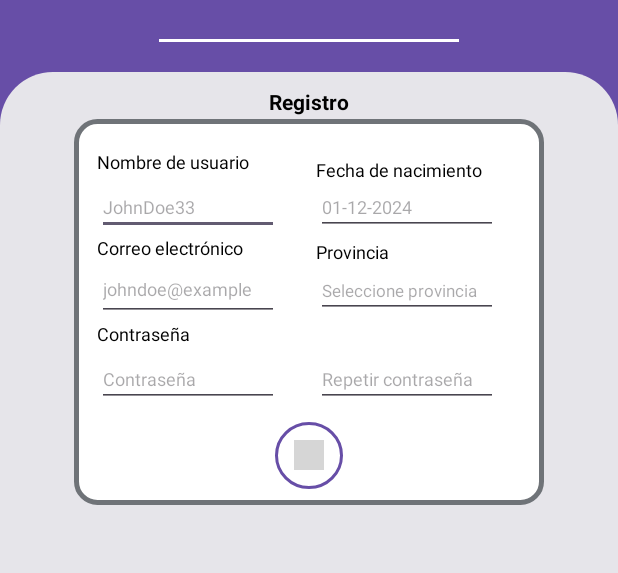
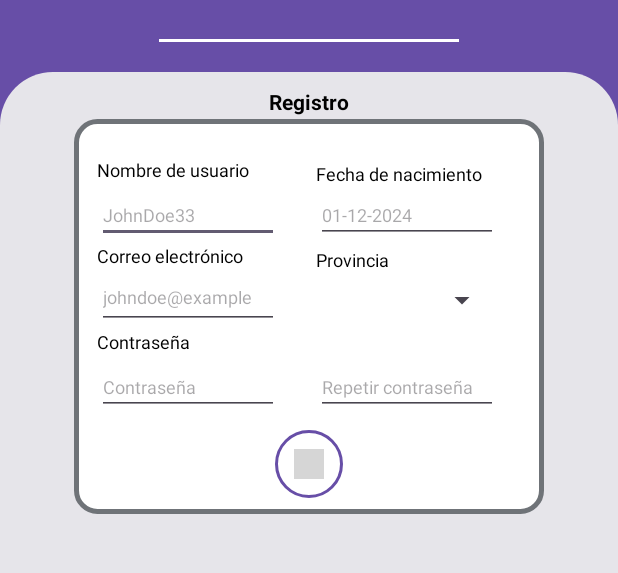
Before and after one commit to SantiFdezz/JustPartyApp, an Android app: the layout activity_register.xml on its own in the app's theme, with its tools: preview values and no code run, on a phone screen of 412 x 824 dp, the part 175-748 px from its top. Run offline under Robolectric (Android 15) with nearby library versions, the phone set to English and light mode, and no system bars; grey boxes are pictures that could not be loaded.

Commit message:
#23 RegisterScreen Terminado, BLOCK en Conexion Django-Android

```diff
--- a/jparty-app/app/src/main/java/com/example/jparty/Server.java
+++ b/jparty-app/app/src/main/java/com/example/jparty/Server.java
@@ -1,5 +1,5 @@
 package com.example.jparty;
 
 public class Server {
-    public static String name = "http://10.0.2.2:8000";
+    public static String name = "http://10.0.2.2:8000/";
 }
--- a/jparty-app/app/src/main/res/layout/activity_register.xml
+++ b/jparty-app/app/src/main/res/layout/activity_register.xml
@@ -82,7 +82,7 @@
                 android:textSize="12sp"
                 android:layout_marginTop="20dp"
                 app:layout_constraintStart_toStartOf="@id/userinput"
-                app:layout_constraintTop_toTopOf="@+id/white_rectangle"
+                app:layout_constraintTop_toTopOf="parent"
                 app:layout_constraintBottom_toTopOf="@id/userinput"/>
             <EditText
                 android:id="@+id/userinput"
@@ -152,19 +152,17 @@
                 app:layout_constraintStart_toStartOf="@id/birthdateinput"
                 app:layout_constraintBottom_toTopOf="@id/emailinput"
                 />
-            <EditText
-                android:id="@+id/provinceeditText"
+            <Spinner
+                android:id="@+id/provincespinner"
                 android:layout_width="0dp"
-                android:layout_height="wrap_content"
-                android:focusable="false"
-                android:textSize="11sp"
-                android:clickable="true"
-                android:hint="@string/provinceprompt"
-                android:inputType="none"
+                android:layout_height="0dp"
+                android:spinnerMode="dialog"
+                android:prompt="@string/provinceprompt"
                 app:layout_constraintTop_toBottomOf="@id/provincelabel"
                 app:layout_constraintStart_toStartOf="@id/birthdateinput"
-                app:layout_constraintEnd_toEndOf="@id/birthdateinput" />
-
+                app:layout_constraintEnd_toEndOf="@id/birthdateinput"
+                app:layout_constraintBottom_toBottomOf="@id/emailinput"/>
+                />
             <TextView
                 android:id="@+id/passwordlabel"
                 android:layout_width="wrap_content"
@@ -232,17 +230,6 @@
             app:layout_constraintStart_toStartOf="parent"
             app:layout_constraintBottom_toBottomOf="parent"
             app:layout_constraintEnd_toEndOf="parent"/>
-        <Spinner
-            android:id="@+id/provincespinner"
-            android:layout_width="match_parent"
-            android:layout_height="wrap_content"
-            android:spinnerMode="dialog"
-            android:prompt="@string/provinceprompt"
-            android:visibility="gone"
-            app:layout_constraintStart_toStartOf="parent"
-            app:layout_constraintEnd_toEndOf="parent"
-            app:layout_constraintTop_toTopOf="parent"
-            app:layout_constraintBottom_toBottomOf="parent"
-            />
+
     </androidx.constraintlayout.widget.ConstraintLayout>
 </androidx.constraintlayout.widget.ConstraintLayout>
--- a/jparty-app/app/src/main/res/values/arrays.xml
+++ b/jparty-app/app/src/main/res/values/arrays.xml
@@ -1,6 +1,7 @@
 <?xml version="1.0" encoding="utf-8"?>
 <resources>
     <string-array name="province_array">
+        <item>Seleccione Provincia</item>
         <item>A Coruña</item>
         <item>Álava</item>
         <item>Alicante</item>
```
Also changed, not shown: jparty-app/app/src/main/AndroidManifest.xml (+16 -7 lines), jparty-app/app/src/main/java/com/example/jparty/RegisterActivity.java (+10 -11 lines), 3 other files.
